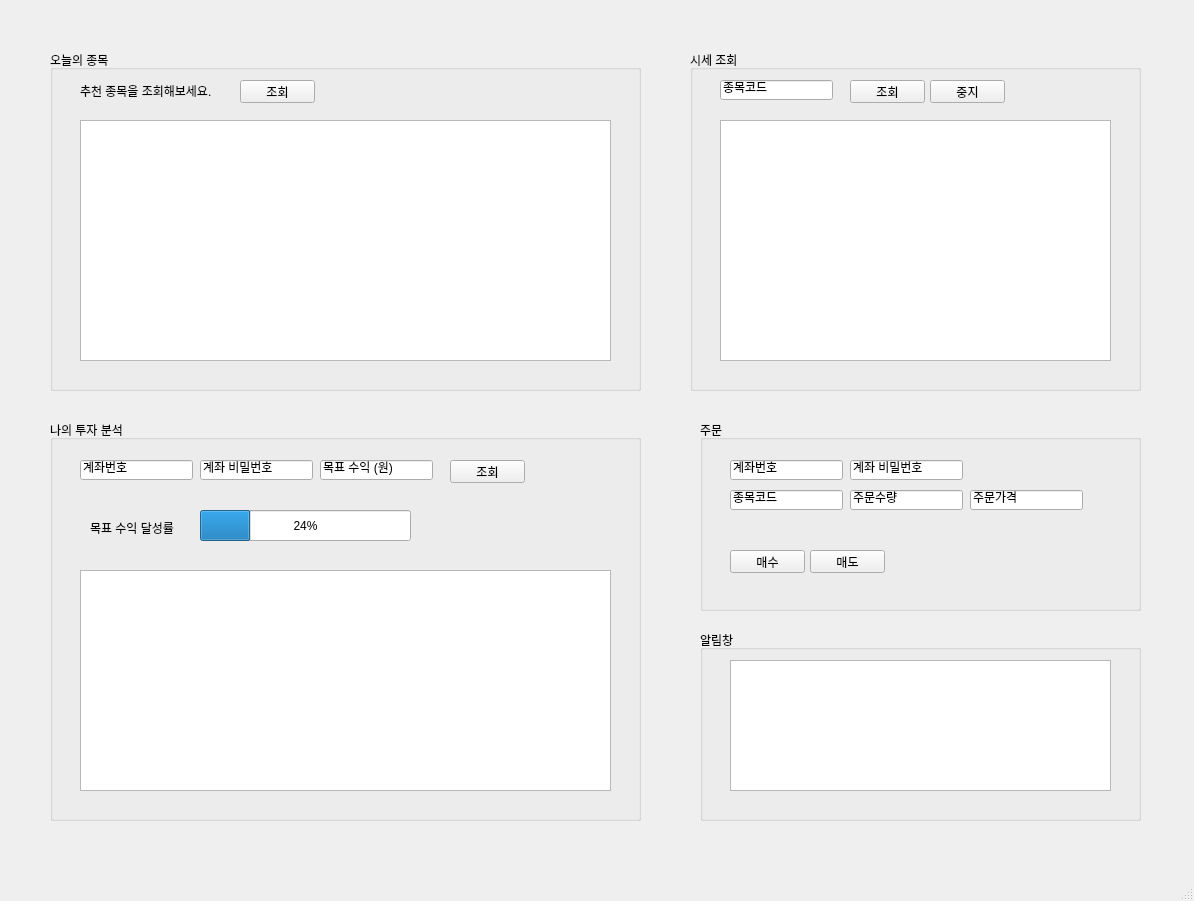
Qt form indi2.ui (2522001/shinhan-indi) before a commit.
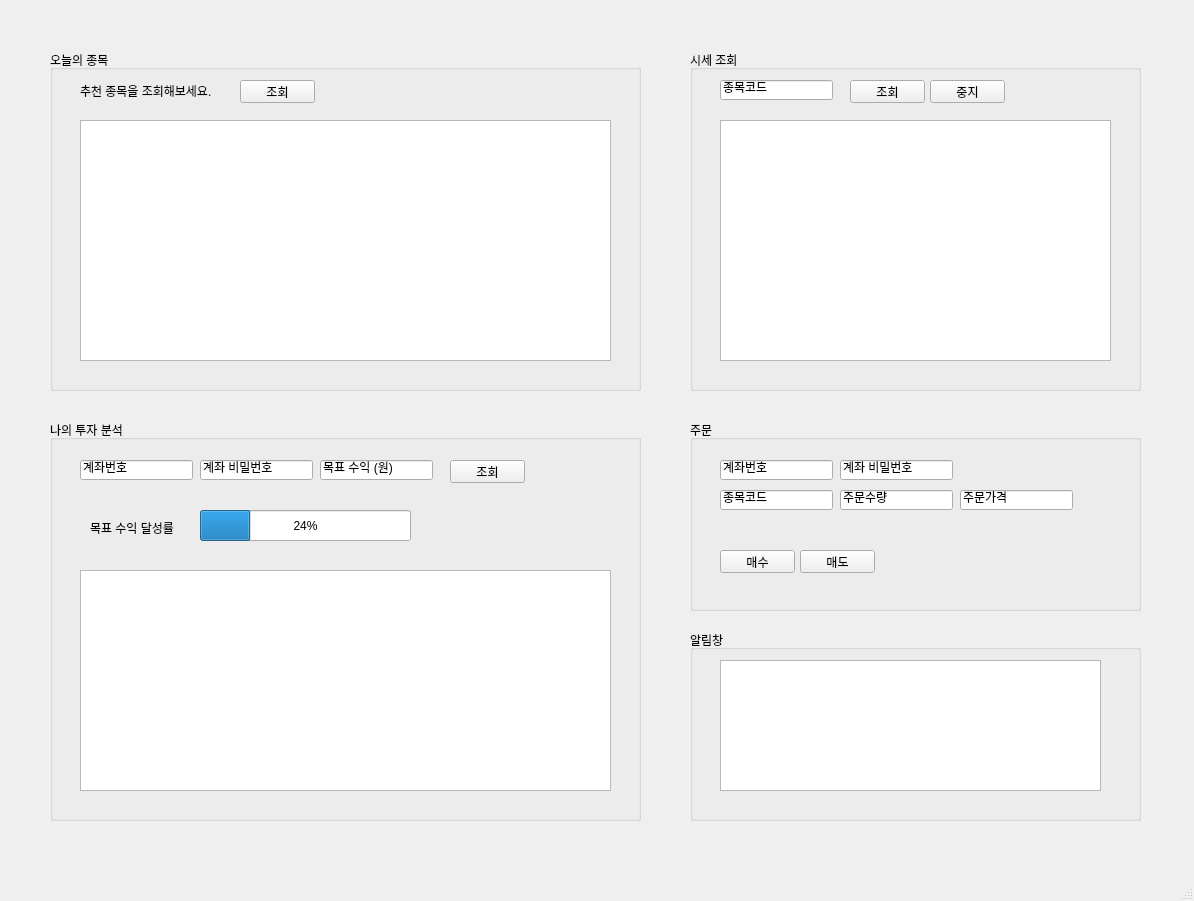
The same form after that commit.

Diff of the .ui file:
```diff
--- a/indi2.ui
+++ b/indi2.ui
@@ -118,9 +118,9 @@
    <widget class="QGroupBox" name="groupBox_3">
     <property name="geometry">
      <rect>
-      <x>700</x>
+      <x>690</x>
       <y>420</y>
-      <width>441</width>
+      <width>451</width>
       <height>191</height>
      </rect>
     </property>
@@ -271,9 +271,9 @@
    <widget class="QGroupBox" name="groupBox_4">
     <property name="geometry">
      <rect>
-      <x>700</x>
+      <x>690</x>
       <y>630</y>
-      <width>441</width>
+      <width>451</width>
       <height>191</height>
      </rect>
     </property>
```
